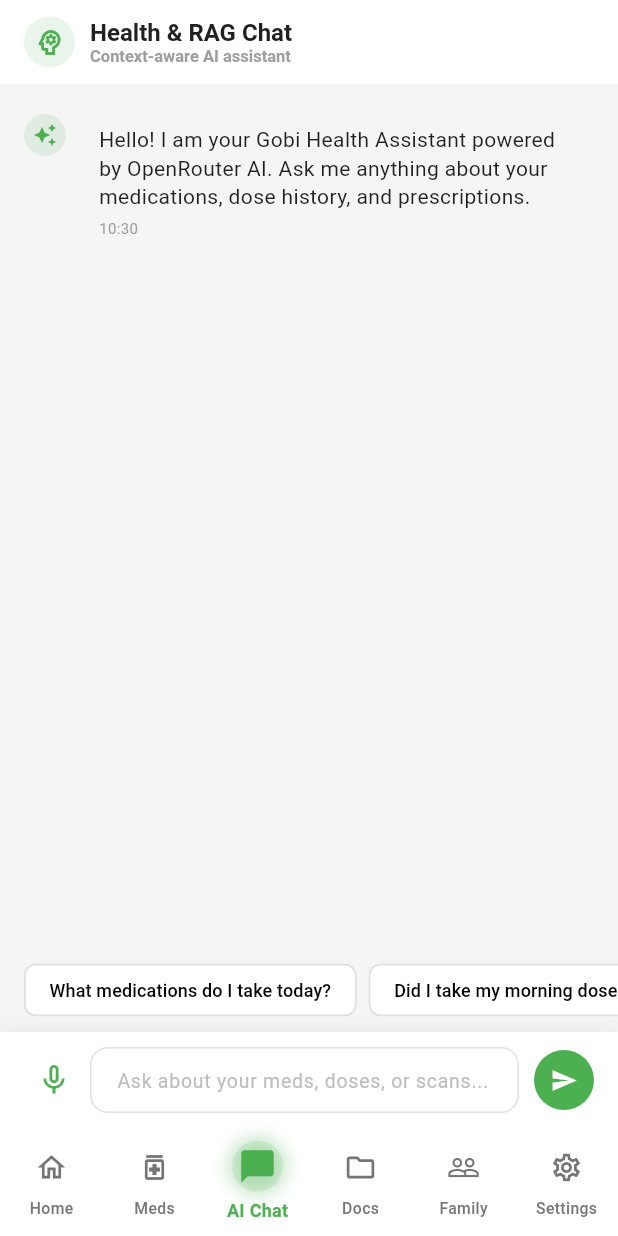
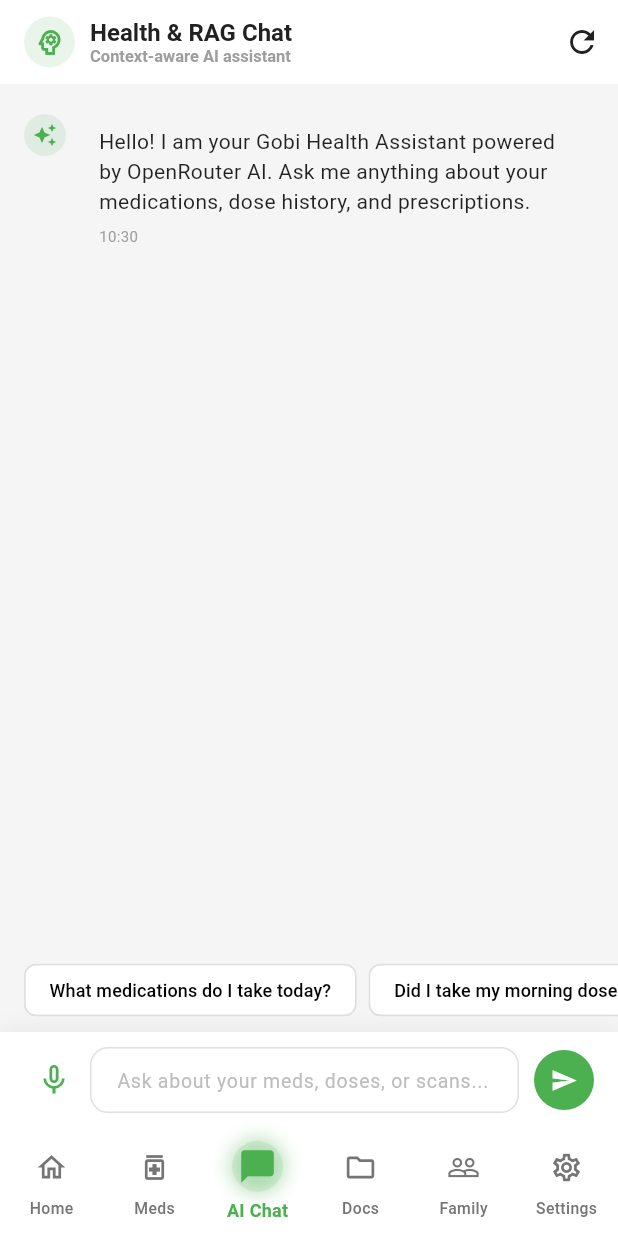
Before and after one commit to mojozinc/gobi, a Flutter app: the screen it shows after launch, item 3 of the bottom bar chosen, after a tap on the "send" icon, on a phone screen of 412 x 824 dp. Run offline on Flutter 3.47's test engine with Material 3 defaults, Android fonts, the phone set to English and light mode, and no system bars; drawn by our look-alikes of flutter_markdown; our stand-ins replace dio, drift, flutter_riverpod, image_picker, logger, shared_preferences and 1 more; accounts and stored records are empty; generated files the repository leaves out were written again; network calls fail.

Commit message:
feat(mobile): persist AI chat history across tabs and render formatted markdown

```diff
--- a/gobi-mobile/lib/core/providers/app_providers.dart
+++ b/gobi-mobile/lib/core/providers/app_providers.dart
@@ -73,6 +73,49 @@ final authStateProvider = StateNotifierProvider<AuthStateNotifier, AuthState>((r
 // Theme Mode Provider
 final themeModeProvider = StateProvider<bool>((ref) {
   return false; // false = light mode, true = dark mode
+});
+
+// Chat Message Model
+class ChatMessage {
+  final String text;
+  final bool isUser;
+  final DateTime timestamp;
+
+  ChatMessage({
+    required this.text,
+    required this.isUser,
+    DateTime? timestamp,
+  }) : timestamp = timestamp ?? DateTime.now();
+
+  Map<String, String> toApiMap() => {
+        'role': isUser ? 'user' : 'assistant',
+        'content': text,
+      };
+}
+
+// Chat Messages State Notifier for in-memory session persistence
+class ChatMessagesNotifier extends StateNotifier<List<ChatMessage>> {
+  ChatMessagesNotifier() : super([]) {
+    reset();
+  }
+
+  void reset() {
+    state = [
+      ChatMessage(
+        text:
+            'Hello! I am your Gobi Health Assistant powered by OpenRouter AI. Ask me anything about your medications, dose history, and prescriptions.',
+        isUser: false,
+      ),
+    ];
+  }
+
+  void addMessage(ChatMessage message) {
+    state = [...state, message];
+  }
+}
+
+final chatMessagesProvider = StateNotifierProvider<ChatMessagesNotifier, List<ChatMessage>>((ref) {
+  return ChatMessagesNotifier();
 });
 
 
--- a/gobi-mobile/lib/features/chat/screens/health_chat_screen.dart
+++ b/gobi-mobile/lib/features/chat/screens/health_chat_screen.dart
@@ -1,26 +1,12 @@
 import 'package:flutter/material.dart';
+import 'package:flutter_markdown/flutter_markdown.dart';
+import 'package:flutter_riverpod/flutter_riverpod.dart';
 import '../../../core/constants/app_colors.dart';
+import '../../../core/providers/app_providers.dart';
 import '../../../core/services/api_service.dart';
 import '../../../core/services/voice_service.dart';
 
-class ChatMessage {
-  final String text;
-  final bool isUser;
-  final DateTime timestamp;
-
-  ChatMessage({
-    required this.text,
-    required this.isUser,
-    DateTime? timestamp,
-  }) : timestamp = timestamp ?? DateTime.now();
-
-  Map<String, String> toApiMap() => {
-        'role': isUser ? 'user' : 'assistant',
-        'content': text,
-      };
-}
-
-class HealthChatScreen extends StatefulWidget {
+class HealthChatScreen extends ConsumerStatefulWidget {
   final ApiService apiService;
   final int? dependentId;
 
@@ -31,11 +17,10 @@ class HealthChatScreen extends StatefulWidget {
   });
 
   @override
-  State<HealthChatScreen> createState() => _HealthChatScreenState();
+  ConsumerState<HealthChatScreen> createState() => _HealthChatScreenState();
 }
 
-class _HealthChatScreenState extends State<HealthChatScreen> {
-  final List<ChatMessage> _messages = [];
+class _HealthChatScreenState extends ConsumerState<HealthChatScreen> {
   final TextEditingController _textController = TextEditingController();
   final ScrollController _scrollController = ScrollController();
   final VoiceService _voiceService = VoiceService();
@@ -48,18 +33,6 @@ class _HealthChatScreenState extends State<HealthChatScreen> {
     'Summarize my prescription schedule',
     'Any instructions for my meds?',
   ];
-
-  @override
-  void initState() {
-    super.initState();
-    // Initial welcome message
-    _messages.add(
-      ChatMessage(
-        text: 'Hello! I am your Gobi Health Assistant powered by OpenRouter AI. Ask me anything about your medications, dose history, and prescriptions.',
-        isUser: false,
-      ),
-    );
-  }
 
   @override
   void dispose() {
@@ -79,6 +52,17 @@ class _HealthChatScreenState extends State<HealthChatScreen> {
         );
       }
     });
+  }
+
+  void _clearChat() {
+    ref.read(chatMessagesProvider.notifier).reset();
+    ScaffoldMessenger.of(context).clearSnackBars();
+    ScaffoldMessenger.of(context).showSnackBar(
+      const SnackBar(
+        content: Text('Chat conversation reset.'),
+        duration: Duration(seconds: 2),
+      ),
+    );
   }
 
   void _toggleMic() async {
@@ -138,15 +122,18 @@ class _HealthChatScreenState extends State<HealthChatScreen> {
     }
 
     _textController.clear();
+    ref.read(chatMessagesProvider.notifier).addMessage(
+          ChatMessage(text: text, isUser: true),
+        );
     setState(() {
-      _messages.add(ChatMessage(text: text, isUser: true));
       _isLoading = true;
     });
     _scrollToBottom();
 
     try {
-      final history = _messages
-          .where((m) => m != _messages.first) // exclude initial greeting
+      final currentMessages = ref.read(chatMessagesProvider);
+      final history = currentMessages
+          .where((m) => m != currentMessages.first) // exclude initial greeting
           .map((m) => m.toApiMap())
           .toList();
 
@@ -159,21 +146,23 @@ class _HealthChatScreenState extends State<HealthChatScreen> {
       final reply = res['response'] as String? ?? 'No response received.';
 
       if (mounted) {
+        ref.read(chatMessagesProvider.notifier).addMessage(
+              ChatMessage(text: reply, isUser: false),
+            );
         setState(() {
-          _messages.add(ChatMessage(text: reply, isUser: false));
           _isLoading = false;
         });
         _scrollToBottom();
       }
     } catch (e) {
       if (mounted) {
-        setState(() {
-          _messages.add(
+        ref.read(chatMessagesProvider.notifier).addMessage(
               ChatMessage(
                 text: '⚠️ Unable to reach health assistant: $e',
                 isUser: false,
               ),
             );
+        setState(() {
           _isLoading = false;
         });
         _scrollToBottom();
@@ -183,6 +172,8 @@ class _HealthChatScreenState extends State<HealthChatScreen> {
 
   @override
   Widget build(BuildContext context) {
+    final messages = ref.watch(chatMessagesProvider);
+
     return Scaffold(
       appBar: AppBar(
         title: Row(
@@ -205,6 +196,13 @@ class _HealthChatScreenState extends State<HealthChatScreen> {
             ),
           ],
         ),
+        actions: [
+          IconButton(
+            icon: const Icon(Icons.refresh),
+            tooltip: 'New Chat / Clear',
+            onPressed: _clearChat,
+          ),
+        ],
       ),
       body: Column(
         children: [
@@ -213,9 +211,9 @@ class _HealthChatScreenState extends State<HealthChatScreen> {
             child: ListView.builder(
               controller: _scrollController,
               padding: const EdgeInsets.symmetric(horizontal: 16, vertical: 12),
-              itemCount: _messages.length,
+              itemCount: messages.length,
               itemBuilder: (context, index) {
-                final msg = _messages[index];
+                final msg = messages[index];
                 return _ChatBubble(message: msg);
               },
             ),
@@ -242,7 +240,7 @@ class _HealthChatScreenState extends State<HealthChatScreen> {
             ),
 
           // Quick Suggestion Chips (when only 1 or 2 messages)
-          if (_messages.length <= 2)
+          if (messages.length <= 2)
             Container(
               height: 40,
               margin: const EdgeInsets.only(bottom: 8),
@@ -365,15 +363,34 @@ class _ChatBubble extends StatelessWidget {
               child: Column(
                 crossAxisAlignment: isUser ? CrossAxisAlignment.end : CrossAxisAlignment.start,
                 children: [
+                  if (isUser)
                     Text(
                       message.text,
-                    style: TextStyle(
-                      color: isUser ? Colors.white : Colors.black87,
+                      style: const TextStyle(
+                        color: Colors.white,
                         fontSize: 14,
                         height: 1.35,
                       ),
+                    )
+                  else
+                    MarkdownBody(
+                      data: message.text,
+                      styleSheet: MarkdownStyleSheet.fromTheme(Theme.of(context)).copyWith(
+                        p: const TextStyle(fontSize: 14, height: 1.45, color: Colors.black87),
+                        strong: const TextStyle(fontWeight: FontWeight.bold, color: Colors.black87),
+                        listBullet: const TextStyle(color: AppColors.primary, fontSize: 14, fontWeight: FontWeight.bold),
+                        h1: const TextStyle(fontSize: 17, fontWeight: FontWeight.bold, color: Colors.black87),
+                        h2: const TextStyle(fontSize: 15.5, fontWeight: FontWeight.bold, color: Colors.black87),
+                        h3: const TextStyle(fontSize: 14.5, fontWeight: FontWeight.w600, color: Colors.black87),
+                        code: TextStyle(backgroundColor: Colors.grey.shade200, fontSize: 12.5, fontFamily: 'monospace'),
+                        codeblockDecoration: BoxDecoration(
+                          color: Colors.grey.shade200,
+                          borderRadius: BorderRadius.circular(8),
                         ),
-                  const SizedBox(height: 4),
+                        blockSpacing: 8.0,
+                      ),
+                    ),
+                  const SizedBox(height: 6),
                   Text(
                     '${message.timestamp.hour.toString().padLeft(2, '0')}:${message.timestamp.minute.toString().padLeft(2, '0')}',
                     style: TextStyle(
--- a/gobi-mobile/lib/features/home/screens/home_screen.dart
+++ b/gobi-mobile/lib/features/home/screens/home_screen.dart
@@ -38,7 +38,10 @@ class _HomeScreenState extends ConsumerState<HomeScreen> {
 
 
     return Scaffold(
-      body: screens[_currentIndex],
+      body: IndexedStack(
+        index: _currentIndex,
+        children: screens,
+      ),
       bottomNavigationBar: NavigationBarTheme(
         data: NavigationBarThemeData(
           indicatorColor: Colors.transparent,
--- a/gobi-mobile/pubspec.yaml
+++ b/gobi-mobile/pubspec.yaml
@@ -16,6 +16,7 @@ dependencies:
   # UI & Icons
   cupertino_icons: ^1.0.6
   google_fonts: ^6.1.0
+  flutter_markdown: ^0.7.4+3
 
   # Networking
   dio: ^5.4.0
```
Also changed, not shown: gobi-mobile/pubspec.lock, 2 other files. Lines whose indentation alone changed are shown as unchanged.
